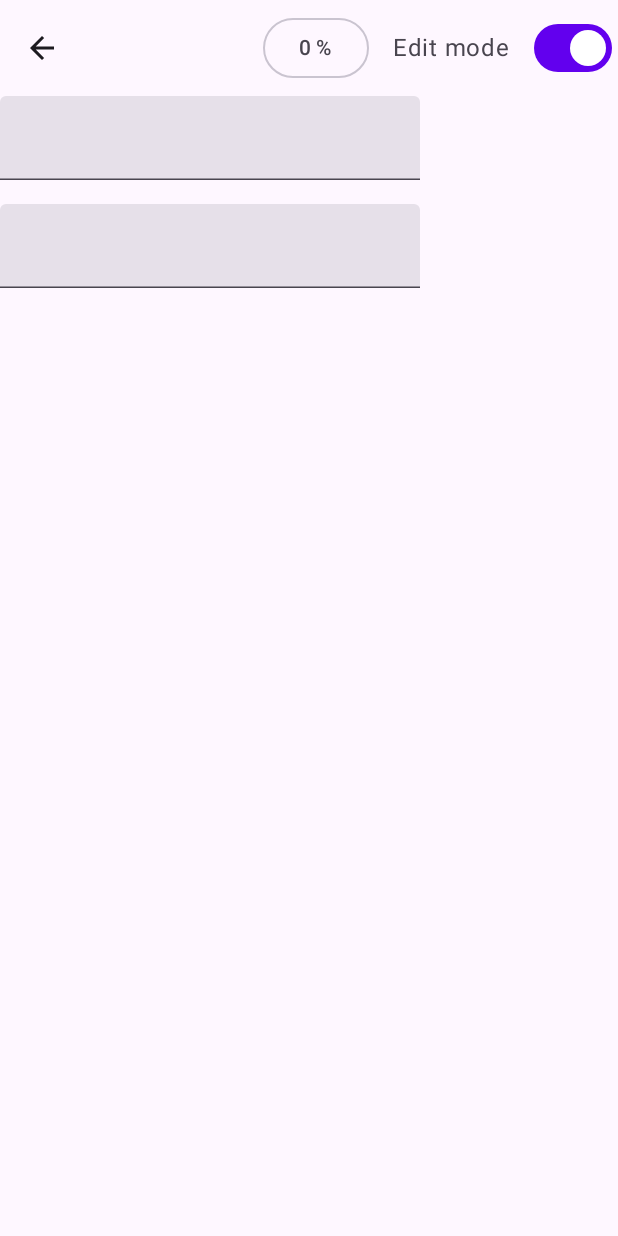
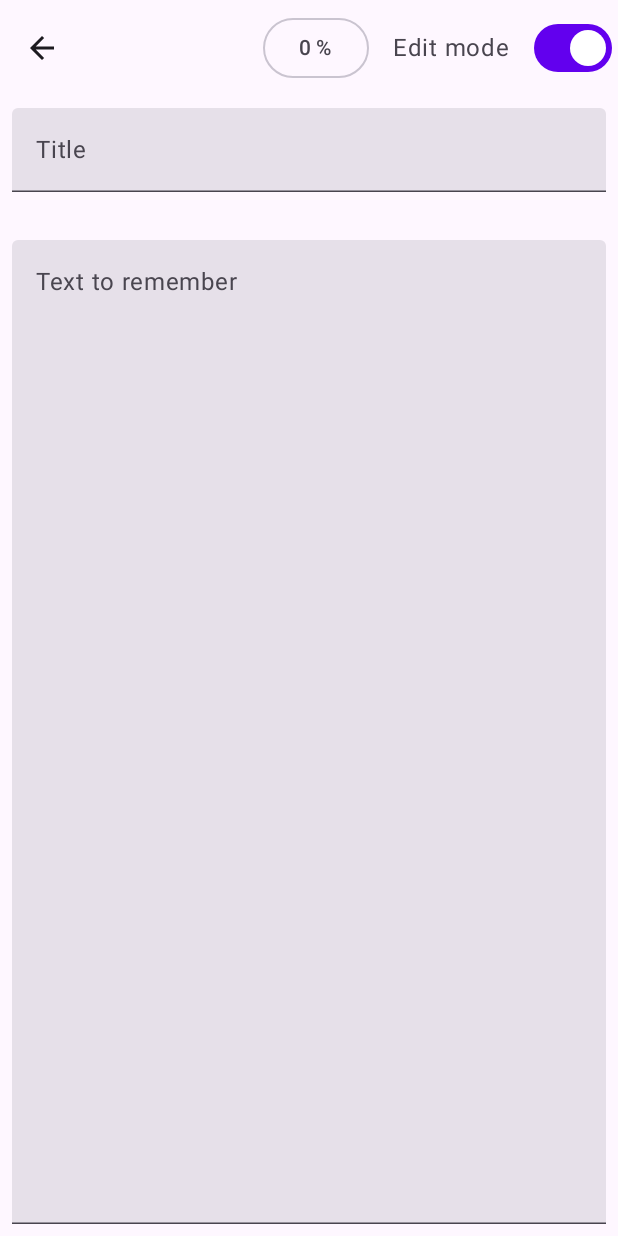
Before and after one commit to Kutyrev/PoemMaster, an Android app built with Jetpack Compose: the screen it shows after launch (MainActivity), after a tap on "Add poem", on a phone screen of 412 x 824 dp. Run offline under Robolectric (Android 15) with nearby library versions, the light colour scheme and no system bars; our stand-ins replace Room's generated code.

Commit message:
UI styling. Set hidePercent to zero when isEditMode changes. Add DeleteSnackbarActionPerformed event. Fix multiple swipe to delete. Changes poemList to SnapshotStateList in the main list.

```diff
--- a/app/src/main/java/com/github/kutyrev/poemmaster/ui/screens/detail/DetailScreen.kt
+++ b/app/src/main/java/com/github/kutyrev/poemmaster/ui/screens/detail/DetailScreen.kt
@@ -2,6 +2,7 @@ package com.github.kutyrev.poemmaster.ui.screens.detail
 
 import androidx.compose.foundation.layout.Column
 import androidx.compose.foundation.layout.Spacer
+import androidx.compose.foundation.layout.fillMaxSize
 import androidx.compose.foundation.layout.fillMaxWidth
 import androidx.compose.foundation.layout.padding
 import androidx.compose.material.icons.Icons
@@ -76,11 +77,23 @@ fun DetailScreen(
             if (isEditMode) {
                 Column(modifier = Modifier.fillMaxWidth()) {
                     TextField(
+                        modifier = Modifier
+                            .padding(dimensionResource(R.dimen.padding_std))
+                            .fillMaxWidth(),
                         value = poemName,
+                        placeholder = {
+                            Text(stringResource(R.string.placeholder_title))
+                        },
                         onValueChange = { onEvent(DetailEvent.ChangePoemName(it)) })
                     Spacer(modifier = Modifier.padding(vertical = dimensionResource(R.dimen.padding_std)))
                     TextField(
+                        modifier = Modifier
+                            .padding(dimensionResource(R.dimen.padding_std))
+                            .fillMaxSize(),
                         value = poemText,
+                        placeholder = {
+                            Text(stringResource(R.string.text_to_remember))
+                        },
                         onValueChange = { onEvent(DetailEvent.ChangePoemText(it)) })
                 }
             } else {
--- a/app/src/main/java/com/github/kutyrev/poemmaster/ui/screens/mainlist/model/MainListEvent.kt
+++ b/app/src/main/java/com/github/kutyrev/poemmaster/ui/screens/mainlist/model/MainListEvent.kt
@@ -7,4 +7,5 @@ sealed interface MainListEvent : ViewEvent {
     class GoToPoem(val poemId: Long) : MainListEvent
     object AddNewPoem : MainListEvent
     class DeleteSwipePerformed(val poemHeader: PoemHeader): MainListEvent
+    class DeleteSnackbarActionPerformed(val poemHeader: PoemHeader): MainListEvent
 }
--- a/app/src/main/java/com/github/kutyrev/poemmaster/ui/screens/mainlist/model/MainListState.kt
+++ b/app/src/main/java/com/github/kutyrev/poemmaster/ui/screens/mainlist/model/MainListState.kt
@@ -1,7 +1,9 @@
 package com.github.kutyrev.poemmaster.ui.screens.mainlist.model
 
+import androidx.compose.runtime.mutableStateListOf
+import androidx.compose.runtime.snapshots.SnapshotStateList
 import com.github.kutyrev.poemmaster.model.PoemHeader
 
 data class MainListState(
-    val poemsList: List<PoemHeader> = listOf()
+    val poemsList: SnapshotStateList<PoemHeader> = mutableStateListOf<PoemHeader>()
 )
--- a/app/src/main/java/com/github/kutyrev/poemmaster/ui/screens/mainlist/model/MainListViewModel.kt
+++ b/app/src/main/java/com/github/kutyrev/poemmaster/ui/screens/mainlist/model/MainListViewModel.kt
@@ -33,7 +33,12 @@ class MainListViewModel(
             }
 
             is MainListEvent.DeleteSwipePerformed -> viewModelScope.launch {
+                state.poemsList.remove(event.poemHeader)
                 emitNewEffect(ShowSwipeToDeleteConfirmSnackbar(event.poemHeader))
+            }
+
+            is MainListEvent.DeleteSnackbarActionPerformed -> {
+                state.poemsList.add(event.poemHeader.id.toInt() - 1, event.poemHeader)
             }
         }
     }
@@ -43,7 +48,8 @@ class MainListViewModel(
             storageRepository.getPoemsList()
                 .catch { }
                 .collect { poems ->
-                    state = state.copy(poemsList = poems)
+                    state.poemsList.clear()
+                    state.poemsList.addAll(poems)
                 }
         }
     }
--- /dev/null
+++ b/app/src/main/res/values-night/strings.xml
@@ -0,0 +1,5 @@
+<?xml version="1.0" encoding="utf-8"?>
+<resources>
+    <string name="placeholder_title">Title</string>
+    <string name="text_to_remember">Text to remember</string>
+</resources>
--- a/app/src/main/res/values/strings.xml
+++ b/app/src/main/res/values/strings.xml
@@ -6,4 +6,6 @@
     <string name="snackbar_undo_button">Undo</string>
     <string name="snackbar_deleting">Deleting %1$s</string>
     <string name="number_of_opened">Number of opened words: %1$d.</string>
+    <string name="placeholder_title">Title</string>
+    <string name="text_to_remember">Text to remember</string>
 </resources>
```
Also changed, not shown: app/src/main/java/com/github/kutyrev/poemmaster/ui/screens/detail/model/DetailViewModel.kt (+17 -3 lines), app/src/main/java/com/github/kutyrev/poemmaster/ui/screens/mainlist/MainListScreen.kt (+10 -3 lines).
